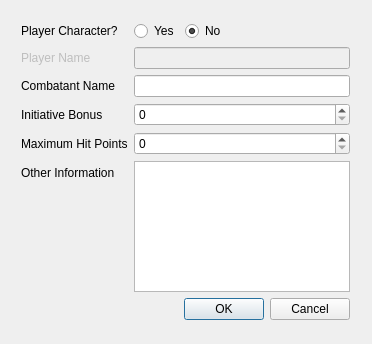
First picture: the form in AddCombatantDialog.ui, repository smithbt/EncounterManager, before the edit.
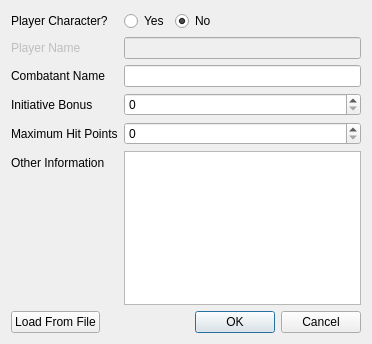
Second picture: the form after the edit.

Commit message:
Added JSON reading for Combatants and streamlined their creation.
[AddCombatantDialog]
- Removed direct returns for lineEdits
- Added Combatant object to dialog.
- Added button to load Combatant from file.
[Combatant]
- Added read/write, operator!=, isEmpty, and valueFromField functions
[CombatantModel]
- Added function to directly add a Combatant to the model.
[EncounterManager]
- Changed addEntry to take a full Combatant rather than its data

The edit to the form file:
```diff
--- a/AddCombatantDialog.ui
+++ b/AddCombatantDialog.ui
@@ -13,15 +13,6 @@
   <property name="windowTitle">
    <string>Add Combatant</string>
   </property>
-  <widget class="QWidget" name="layoutWidget">
-   <property name="geometry">
-    <rect>
-     <x>10</x>
-     <y>10</y>
-     <width>351</width>
-     <height>321</height>
-    </rect>
-   </property>
    <layout class="QFormLayout" name="formLayout">
     <item row="1" column="0">
      <widget class="QLabel" name="isPCLabel">
@@ -150,8 +141,14 @@
       </property>
      </widget>
     </item>
-   </layout>
-  </widget>
+   <item row="7" column="0">
+    <widget class="QPushButton" name="loadFileButton">
+     <property name="text">
+      <string>Load From File</string>
+     </property>
+    </widget>
+   </item>
+  </layout>
  </widget>
  <layoutdefault spacing="6" margin="11"/>
  <resources/>
```
Left out of the diff: 20 changed lines with no effect on the pictures. Lines whose indentation alone changed are shown as unchanged. The commit also changes 8 other files.
